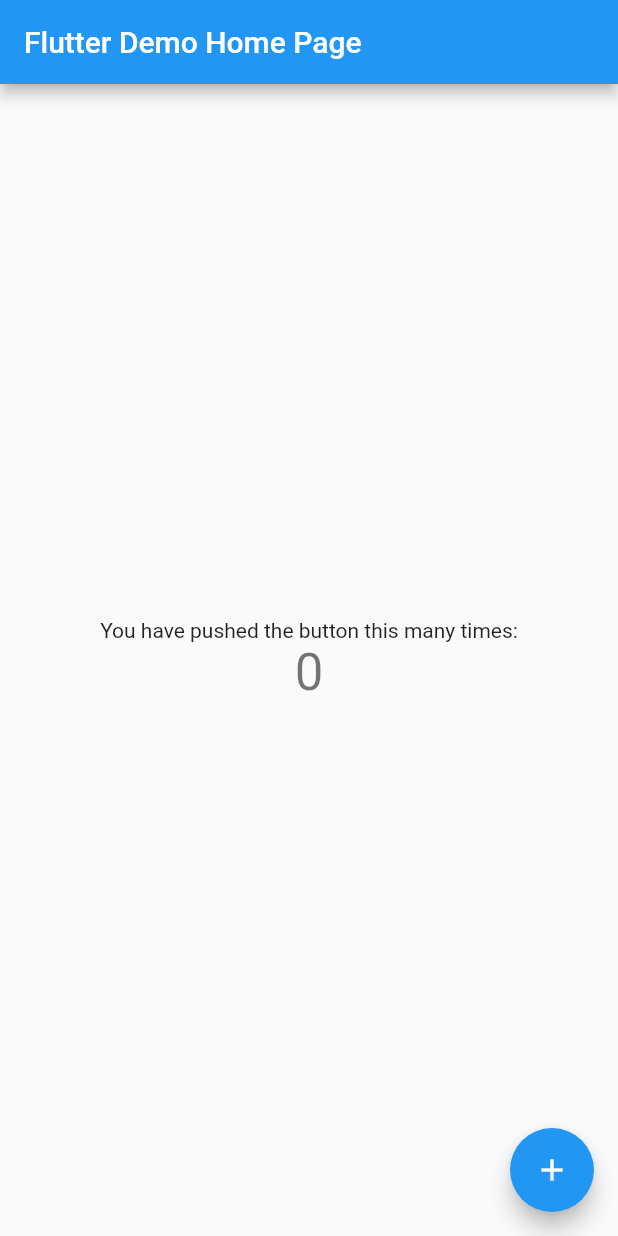
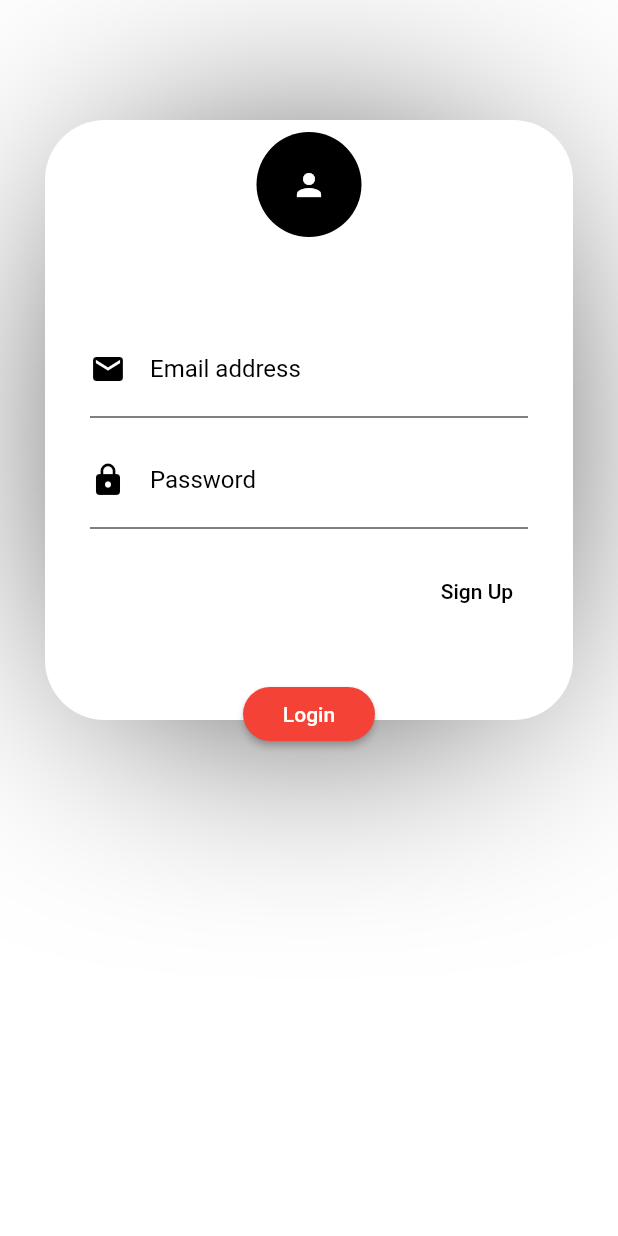
Before and after one commit to AAkushevich/Spending-Analytics, a Flutter app: the screen it shows after launch, on a phone screen of 412 x 824 dp. Run offline on Flutter 3.47's test engine with Material 2 defaults, Android fonts, the phone set to English and light mode, and no system bars.

Commit message:
auth page

```diff
--- a/mobile/spending_analytics/lib/main.dart
+++ b/mobile/spending_analytics/lib/main.dart
@@ -1,23 +1,14 @@
 import 'package:flutter/material.dart';
+import 'package:spending_analytics/ui/AuthPage/AuthScreen.dart';
 
 void main() => runApp(MyApp());
 
 class MyApp extends StatelessWidget {
-  // This widget is the root of your application.
   @override
   Widget build(BuildContext context) {
     return MaterialApp(
       title: 'Flutter Demo',
       theme: ThemeData(
-        // This is the theme of your application.
-        //
-        // Try running your application with "flutter run". You'll see the
-        // application has a blue toolbar. Then, without quitting the app, try
-        // changing the primarySwatch below to Colors.green and then invoke
-        // "hot reload" (press "r" in the console where you ran "flutter run",
-        // or simply save your changes to "hot reload" in a Flutter IDE).
-        // Notice that the counter didn't reset back to zero; the application
-        // is not restarted.
         primarySwatch: Colors.blue,
       ),
       home: MyHomePage(title: 'Flutter Demo Home Page'),
@@ -28,14 +19,6 @@ class MyApp extends StatelessWidget {
 class MyHomePage extends StatefulWidget {
   MyHomePage({Key key, this.title}) : super(key: key);
 
-  // This widget is the home page of your application. It is stateful, meaning
-  // that it has a State object (defined below) that contains fields that affect
-  // how it looks.
-
-  // This class is the configuration for the state. It holds the values (in this
-  // case the title) provided by the parent (in this case the App widget) and
-  // used by the build method of the State. Fields in a Widget subclass are
-  // always marked "final".
 
   final String title;
 
@@ -44,68 +27,25 @@ class MyHomePage extends StatefulWidget {
 }
 
 class _MyHomePageState extends State<MyHomePage> {
-  int _counter = 0;
-
-  void _incrementCounter() {
-    setState(() {
-      // This call to setState tells the Flutter framework that something has
-      // changed in this State, which causes it to rerun the build method below
-      // so that the display can reflect the updated values. If we changed
-      // _counter without calling setState(), then the build method would not be
-      // called again, and so nothing would appear to happen.
-      _counter++;
-    });
-  }
 
   @override
   Widget build(BuildContext context) {
-    // This method is rerun every time setState is called, for instance as done
-    // by the _incrementCounter method above.
-    //
-    // The Flutter framework has been optimized to make rerunning build methods
-    // fast, so that you can just rebuild anything that needs updating rather
-    // than having to individually change instances of widgets.
-    return Scaffold(
-      appBar: AppBar(
-        // Here we take the value from the MyHomePage object that was created by
-        // the App.build method, and use it to set our appbar title.
-        title: Text(widget.title),
+    return MaterialApp(
+      theme: ThemeData(
+
       ),
-      body: Center(
-        // Center is a layout widget. It takes a single child and positions it
-        // in the middle of the parent.
-        child: Column(
-          // Column is also a layout widget. It takes a list of children and
-          // arranges them vertically. By default, it sizes itself to fit its
-          // children horizontally, and tries to be as tall as its parent.
-          //
-          // Invoke "debug painting" (press "p" in the console, choose the
-          // "Toggle Debug Paint" action from the Flutter Inspector in Android
-          // Studio, or the "Toggle Debug Paint" command in Visual Studio Code)
-          // to see the wireframe for each widget.
-          //
-          // Column has various properties to control how it sizes itself and
-          // how it positions its children. Here we use mainAxisAlignment to
-          // center the children vertically; the main axis here is the vertical
-          // axis because Columns are vertical (the cross axis would be
-          // horizontal).
-          mainAxisAlignment: MainAxisAlignment.center,
-          children: <Widget>[
-            Text(
-              'You have pushed the button this many times:',
-            ),
-            Text(
-              '$_counter',
-              style: Theme.of(context).textTheme.display1,
-            ),
-          ],
+      home: Scaffold(
+        appBar: AppBar(
+          title: Text("AppBarTitle"),
         ),
       ),
-      floatingActionButton: FloatingActionButton(
-        onPressed: _incrementCounter,
-        tooltip: 'Increment',
-        child: Icon(Icons.add),
-      ), // This trailing comma makes auto-formatting nicer for build methods.
+      initialRoute: '/auth',
+      routes: {
+        // When navigating to the "/" route, build the FirstScreen widget.
+        '/auth': (context) => AuthPage(),
+        // When navigating to the "/second" route, build the SecondScreen widget.
+
+      },
     );
   }
 }
--- /dev/null
+++ b/mobile/spending_analytics/lib/ui/AuthPage/AuthScreen.dart
@@ -0,0 +1,147 @@
+import 'package:flutter/material.dart';
+import 'package:spending_analytics/ui/AuthPage/SignUpPage.dart';
+class AuthPage extends StatefulWidget {
+
+  @override
+  State<StatefulWidget> createState() {
+    // TODO: implement createState
+    return AuthPageState();
+  }
+
+}
+
+class AuthPageState extends State<AuthPage> {
+
+  Widget _buildPageContent(BuildContext context) {
+    return Container(
+      color: Colors.white,
+      child: ListView(
+        children: <Widget>[
+          SizedBox(height: 50.0),
+          _buildLoginForm(),
+
+        ],
+      ),
+    );
+  }
+
+  Container _buildLoginForm() {
+    return Container(
+      padding: EdgeInsets.all(30.0),
+      decoration: new BoxDecoration(
+        boxShadow: [
+          BoxShadow(
+            color: Colors.black,
+            blurRadius: 200.0, // has the effect of softening the shadow
+            spreadRadius: -80.0, // has the effect of extending the shadow
+            offset: Offset(
+              0.0, // horizontal, move right 10
+              0.0, // vertical, move down 10
+            ),
+          )
+        ],
+//        borderRadius: new BorderRadius.all(...),
+//        gradient: new LinearGradient(...),
+      ),
+      child: Stack(
+        children: <Widget>[
+            Container(
+              height: 400,
+              padding: EdgeInsets.all(10.0),
+              decoration: BoxDecoration(
+                borderRadius: BorderRadius.all(Radius.circular(40.0)),
+                color: Colors.white,
+              ),
+              child: Column(
+                mainAxisAlignment: MainAxisAlignment.center,
+                children: <Widget>[
+                  SizedBox(height: 90.0),
+                  Container(
+                      padding: EdgeInsets.symmetric(horizontal: 20.0),
+                      child: TextField(
+                        style: TextStyle(color: Colors.black),
+                        decoration: InputDecoration(
+                            hintText: "Email address",
+                            hintStyle: TextStyle(color: Colors.black),
+                            border: InputBorder.none,
+                            icon: Icon(Icons.email, color: Colors.black,)
+                        ),
+                      )
+                  ),
+                  Container(child: Divider(color: Colors.black,), padding: EdgeInsets.only(left: 20.0,right: 20.0, bottom: 10.0),),
+                  Container(
+                      padding: EdgeInsets.symmetric(horizontal: 20.0),
+                      child: TextField(
+                        style: TextStyle(color: Colors.black),
+                        decoration: InputDecoration(
+                            hintText: "Password",
+                            hintStyle: TextStyle(color: Colors.black),
+                            border: InputBorder.none,
+                            icon: Icon(Icons.lock, color: Colors.black,)
+                        ),
+                      )
+                  ),
+                  Container(child: Divider(color: Colors.black), padding: EdgeInsets.only(left: 20.0,right: 20.0, bottom: 10.0)),
+                  Row(
+                    mainAxisAlignment: MainAxisAlignment.end,
+                    children: <Widget>[
+                      Container(padding: EdgeInsets.only(right: 10.0),
+                          child: Row(
+                            mainAxisAlignment: MainAxisAlignment.center,
+                            children: <Widget>[
+                              FlatButton(
+                                onPressed: () {
+                                  Navigator.push(context, MaterialPageRoute(
+                                      builder: (BuildContext context) => SignUpOnePage()
+                                  ));
+                                },
+                                child: Text("Sign Up", style: TextStyle(color: Colors.black, fontSize: 14.0)),
+                              )
+                            ],
+                          )
+                      )
+                    ],
+                  ),
+                  SizedBox(height: 10.0),
+                ],
+              ),
+            ),
+          Padding(
+            padding: const EdgeInsets.only(top: 8),
+            child: Row(
+              mainAxisAlignment: MainAxisAlignment.center,
+              children: <Widget>[
+                CircleAvatar(
+                  radius: 35.0,
+                  backgroundColor: Colors.black,
+                  child: Icon(Icons.person, color: Colors.white),
+                ),
+              ],
+            ),
+          ),
+          Container(
+            height: 420,
+            child: Align(
+              alignment: Alignment.bottomCenter,
+              child: RaisedButton(
+                onPressed: (){},
+                shape: RoundedRectangleBorder(borderRadius: BorderRadius.circular(40.0)),
+                child: Text("Login", style: TextStyle(color: Colors.white)),
+                color: Colors.red,
+              ),
+            ),
+          )
+        ],
+      ),
+    );
+  }
+
+  @override
+  Widget build(BuildContext context) {
+    // TODO: implement build
+    return Scaffold(
+      body: _buildPageContent(context),
+    );
+  }
+
+}
```
Also changed, not shown: mobile/spending_analytics/lib/ui/AuthPage/SignUpPage.dart (added, +135 -0 lines), mobile/spending_analytics/pubspec.yaml (+4 -12 lines), mobile/spending_analytics/lib/data/repository/ApiReposytory.dart (added), mobile/spending_analytics/lib/data/repository/SharPrefRepositiry.dart (added), mobile/spending_analytics/lib/ui/AuthPage/AuthBloc.dart (added), mobile/spending_analytics/lib/ui/MainPage/MainPage.dart (added), mobile/spending_analytics/pubspec.lock.
